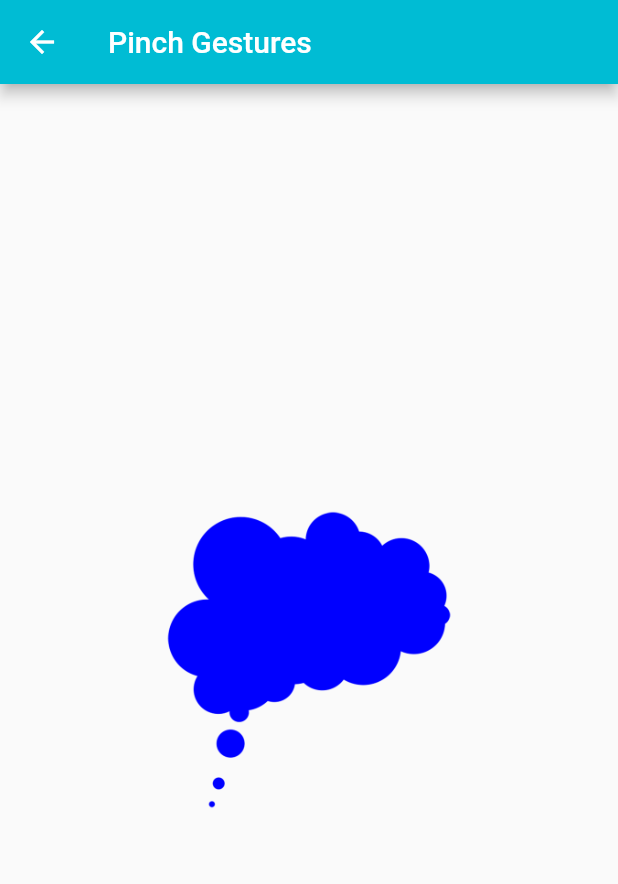
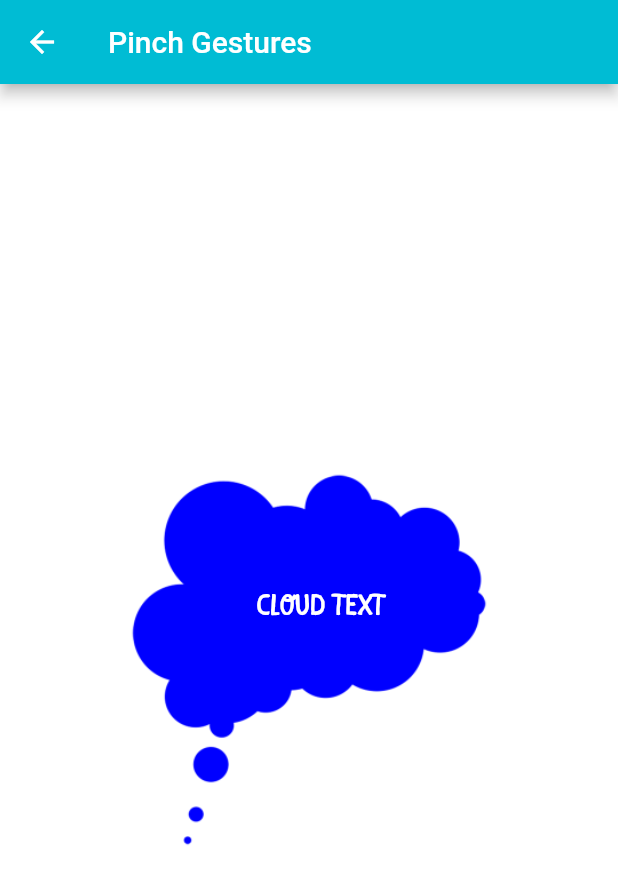
Before and after one commit to jamie1192/Flutter-Playground, a Flutter app: the PinchGesture screen opened by its route, on a phone screen of 412 x 824 dp. Shown: the top 884 px of the screen. Run offline on Flutter 3.47's test engine with Material 2 defaults, Android fonts, the phone set to English and light mode, and no system bars; our stand-ins replace rxdart; missing offline and left inert: fimber.

Commit message:
Pinch now resizes image and text

```diff
--- a/lib/ui/pinch_gesture.dart
+++ b/lib/ui/pinch_gesture.dart
@@ -25,8 +25,16 @@ class _PinchImage extends StatefulWidget {
 
 class _PinchImageState extends State<_PinchImage> {
 
-  double size = 200.0;
-  double temp = 0.0;
+  double constSize = 250.0;
+  double dynamicSize = 250.0;
+
+  double constFont = 20.0;
+  double dynamicFontSize = 20.0;
+
+  double constTop = 80.0;
+  double dynamicTop = 80.0;
+  double constLeft = 90.0;
+  double dynamicLeft = 90.0;
 
   @override
   Widget build(BuildContext context) {
@@ -34,32 +42,56 @@ class _PinchImageState extends State<_PinchImage> {
           onScaleUpdate: (newScale) {
 
             Fimber.i('scale: ${newScale.scale}');
-              double tempScale = newScale.scale * 10;
+            double tempScale = newScale.scale;
 
-              double tempSize = size + tempScale;
+            double tempSize = constSize * tempScale;
+            double tempFont = constFont * tempScale;
+
+            double tempLeft = constLeft * tempScale;
+            double tempTop = constTop * tempScale;
             Fimber.i('temp: $tempScale, tempSize: $tempSize');
-//              if (newScale.scale < 1.5 && newScale.scale >= 0.25) {
-              if (tempSize >= 50.0 && newScale.scale <= 350.0) {
+
+            if (tempSize >= 50.0 && tempSize <= 400.0) {
               setState(() {
-//                  double val = size * newScale.scale;
                 Fimber.i('size: $tempScale');
-                  size = tempSize;
+                dynamicSize = tempSize;
+                dynamicFontSize = tempFont;
+                dynamicTop = tempTop;
+                dynamicLeft = tempLeft;
               });
+            }
 
-              }
-//              if (newScale.scale >= 30 && newScale.scale <= 500) {
-
-//            }
+          },
+          onScaleEnd: (scaleEnd) {
+            Fimber.i('dynamicSize: $dynamicSize');
           },
           child: Container(
             height: double.infinity,
             width: double.infinity,
+            color: Colors.white,
             child: Center(
-              child:  Image(
+              child: Stack(
+                alignment: FractionalOffset.center,
+                children: <Widget>[
+                  Image(
                     image: AssetImage('assets/images/icon_cloud.png'),
-                width: size,
-                height: size,
+                    width: dynamicSize,
+                    height: dynamicSize,
                   ),
+                  Positioned(
+                    top: dynamicTop,
+                    left: dynamicLeft,
+                    child: Text(
+                        'Cloud Text',
+                      style: TextStyle(
+                        color: Colors.white,
+                        fontSize: dynamicFontSize,
+                        fontFamily: 'Children-One'
+                      ),
+                    )
+                  )
+                ],
+              )
             ),
           ),
     );
--- a/pubspec.yaml
+++ b/pubspec.yaml
@@ -34,6 +34,10 @@ dev_dependencies:
 
 # The following section is specific to Flutter.
 flutter:
+  fonts:
+    - family: Children-One
+      fonts:
+        - asset: assets/fonts/children_one.otf
 
   # The following line ensures that the Material Icons font is
   # included with your application, so that you can use the icons in
```
Also changed, not shown: assets/fonts/children_one.otf (added). Lines whose indentation alone changed are shown as unchanged.
